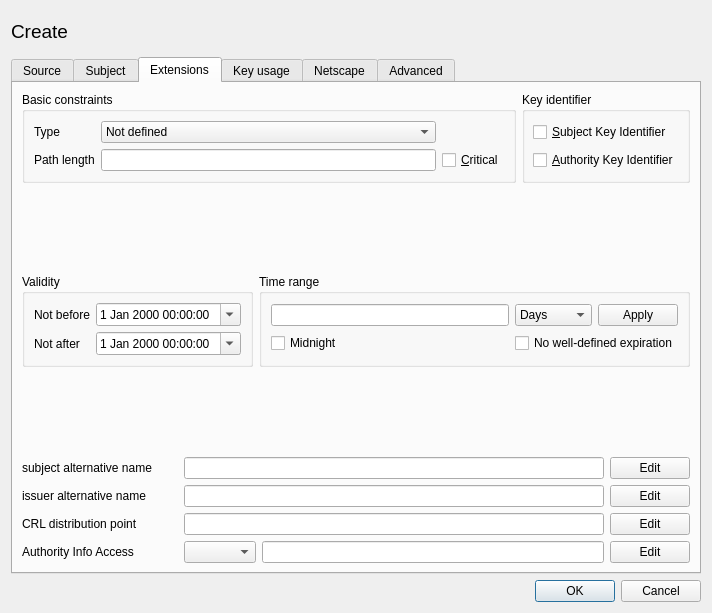
Old version of the form ui/NewX509.ui in the repository chris2511/xca.
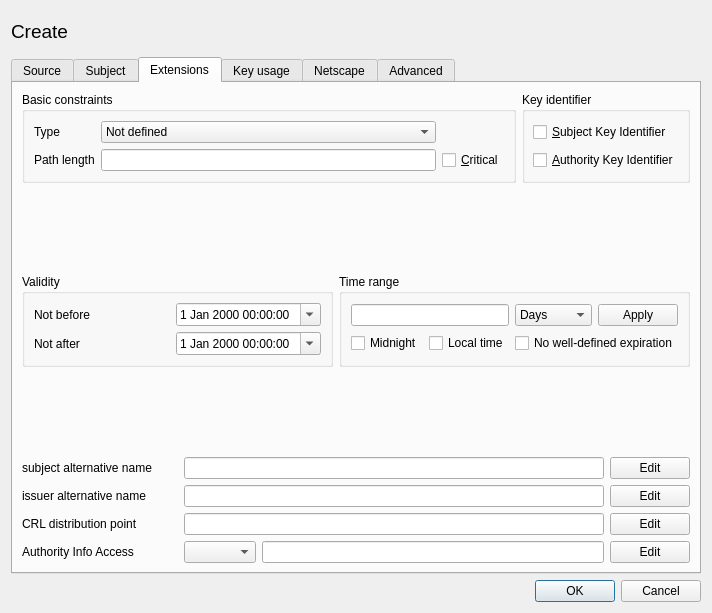
New version of the form. The open tabs and pages were chosen to show the change. Custom widgets are drawn as their Qt base class.

The edit to the form file:
```diff
--- a/ui/NewX509.ui
+++ b/ui/NewX509.ui
@@ -847,10 +847,10 @@
              <string>Time range</string>
             </property>
             <layout class="QGridLayout" name="gridLayout_2">
-             <item row="0" column="0">
+             <item row="0" column="0" colspan="2">
               <widget class="QLineEdit" name="validNumber"/>
              </item>
-             <item row="0" column="1">
+             <item row="0" column="2">
               <widget class="QComboBox" name="validRange">
                <item>
                 <property name="text">
@@ -869,7 +869,7 @@
                </item>
               </widget>
              </item>
-             <item row="0" column="2">
+             <item row="0" column="3">
               <widget class="QPushButton" name="applyTime">
                <property name="sizePolicy">
                 <sizepolicy hsizetype="Minimum" vsizetype="Fixed">
@@ -892,7 +892,14 @@
                </property>
               </widget>
              </item>
-             <item row="1" column="1" colspan="2">
+             <item row="1" column="1">
+              <widget class="QCheckBox" name="checkBox">
+               <property name="text">
+                <string>Local time</string>
+               </property>
+              </widget>
+             </item>
+             <item row="1" column="2" colspan="2">
               <widget class="QCheckBox" name="noWellDefinedExpDate">
                <property name="text">
                 <string>No well-defined expiration</string>
@@ -919,7 +926,7 @@
         </spacer>
        </item>
        <item>
-        <layout class="QGridLayout" name="gridLayout">
+        <layout class="QGridLayout" name="gridLayout_12">
          <item row="0" column="0">
           <widget class="QLabel" name="TextLabel1_2_2_3">
            <property name="toolTip">
```
Left out of the diff: 65 changed lines with no effect on the pictures.
